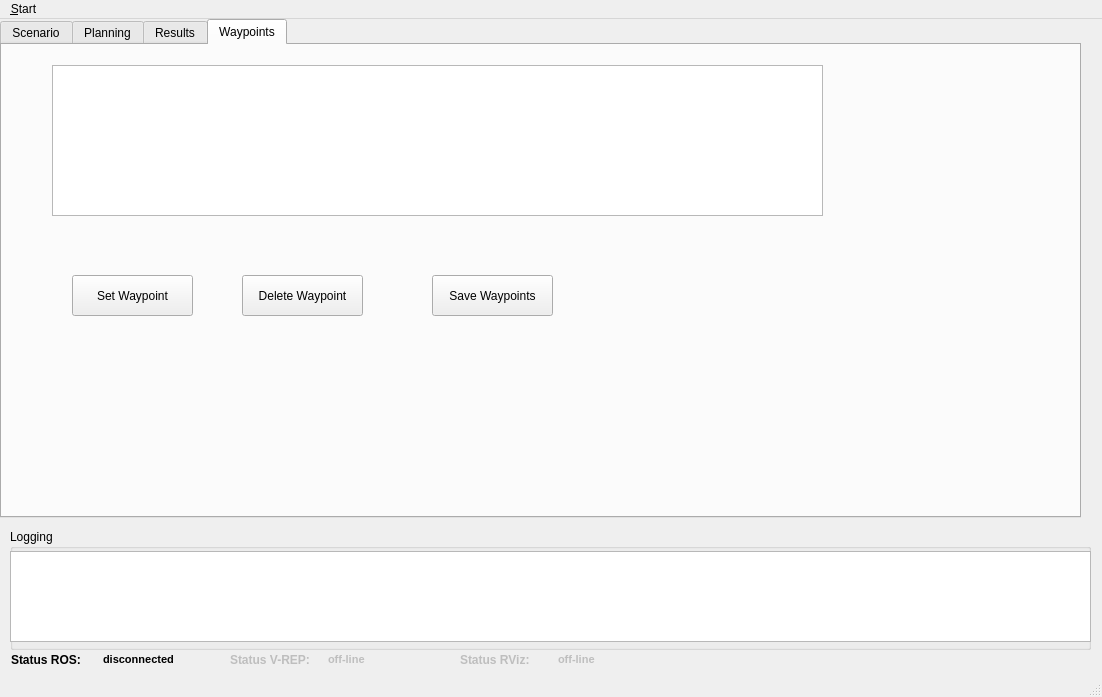
Before: the Qt Designer form ui/main_window.ui in JoaoQPereira/motion_manager, drawn with Qt 5.
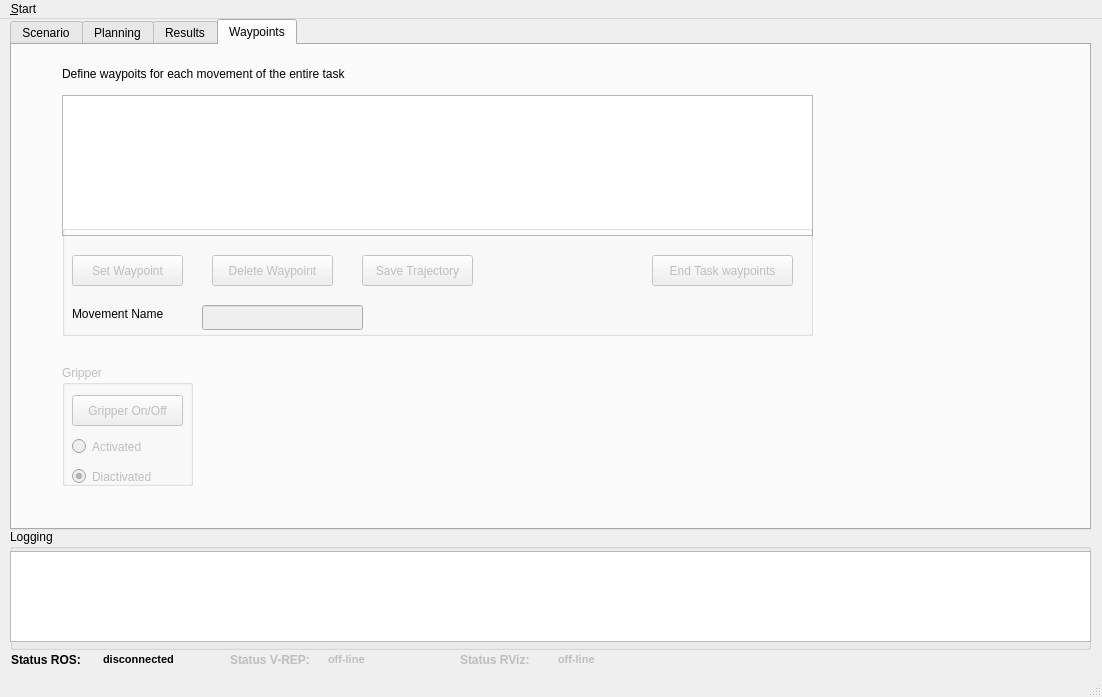
After: the same form once the commit is applied. Icons and pictures are not drawn. Custom widgets are drawn as their Qt base class.

Commit message: define waypoints with the  polyscope platform

What changed in the file:
```diff
--- a/ui/main_window.ui
+++ b/ui/main_window.ui
@@ -210,10 +210,10 @@
     </property>
     <property name="geometry">
      <rect>
-      <x>0</x>
+      <x>10</x>
       <y>0</y>
       <width>1081</width>
-      <height>499</height>
+      <height>511</height>
      </rect>
     </property>
     <property name="currentIndex">
@@ -1628,49 +1628,190 @@
       <property name="geometry">
        <rect>
         <x>50</x>
+        <y>50</y>
+        <width>751</width>
+        <height>141</height>
+       </rect>
+      </property>
+     </widget>
+     <widget class="QGroupBox" name="groupBox_2">
+      <property name="enabled">
+       <bool>false</bool>
+      </property>
+      <property name="geometry">
+       <rect>
+        <x>50</x>
+        <y>320</y>
+        <width>131</width>
+        <height>121</height>
+       </rect>
+      </property>
+      <property name="title">
+       <string>Gripper</string>
+      </property>
+      <widget class="QRadioButton" name="radioButton_Gripper_Activated">
+       <property name="geometry">
+        <rect>
+         <x>10</x>
+         <y>70</y>
+         <width>112</width>
+         <height>23</height>
+        </rect>
+       </property>
+       <property name="text">
+        <string>Activated</string>
+       </property>
+      </widget>
+      <widget class="QRadioButton" name="radioButton_Gripper_Diactivated">
+       <property name="geometry">
+        <rect>
+         <x>10</x>
+         <y>100</y>
+         <width>112</width>
+         <height>23</height>
+        </rect>
+       </property>
+       <property name="text">
+        <string>Diactivated</string>
+       </property>
+       <property name="checked">
+        <bool>true</bool>
+       </property>
+      </widget>
+      <widget class="QPushButton" name="pushButton_Gripper_OnOff">
+       <property name="geometry">
+        <rect>
+         <x>10</x>
+         <y>30</y>
+         <width>111</width>
+         <height>31</height>
+        </rect>
+       </property>
+       <property name="text">
+        <string>Gripper On/Off</string>
+       </property>
+      </widget>
+     </widget>
+     <widget class="QGroupBox" name="groupBox_3">
+      <property name="geometry">
+       <rect>
+        <x>50</x>
+        <y>180</y>
+        <width>751</width>
+        <height>111</height>
+       </rect>
+      </property>
+      <property name="title">
+       <string/>
+      </property>
+      <widget class="QLineEdit" name="qline_edit_MovementName">
+       <property name="enabled">
+        <bool>false</bool>
+       </property>
+       <property name="geometry">
+        <rect>
+         <x>140</x>
+         <y>80</y>
+         <width>161</width>
+         <height>25</height>
+        </rect>
+       </property>
+      </widget>
+      <widget class="QPushButton" name="pushButton_deleteWaypoint">
+       <property name="enabled">
+        <bool>false</bool>
+       </property>
+       <property name="geometry">
+        <rect>
+         <x>150</x>
+         <y>30</y>
+         <width>121</width>
+         <height>31</height>
+        </rect>
+       </property>
+       <property name="text">
+        <string>Delete Waypoint</string>
+       </property>
+      </widget>
+      <widget class="QPushButton" name="pushButton_setWaypoint">
+       <property name="enabled">
+        <bool>false</bool>
+       </property>
+       <property name="geometry">
+        <rect>
+         <x>10</x>
+         <y>30</y>
+         <width>111</width>
+         <height>31</height>
+        </rect>
+       </property>
+       <property name="text">
+        <string>Set Waypoint</string>
+       </property>
+       <property name="checkable">
+        <bool>false</bool>
+       </property>
+       <property name="default">
+        <bool>false</bool>
+       </property>
+      </widget>
+      <widget class="QPushButton" name="pushButton_SaveTrajectory">
+       <property name="enabled">
+        <bool>false</bool>
+       </property>
+       <property name="geometry">
+        <rect>
+         <x>300</x>
+         <y>30</y>
+         <width>111</width>
+         <height>31</height>
+        </rect>
+       </property>
+       <property name="text">
+        <string>Save Trajectory</string>
+       </property>
+      </widget>
+      <widget class="QPushButton" name="pushButton_saveWaypoints">
+       <property name="enabled">
+        <bool>false</bool>
+       </property>
+       <property name="geometry">
+        <rect>
+         <x>590</x>
+         <y>30</y>
+         <width>141</width>
+         <height>31</height>
+        </rect>
+       </property>
+       <property name="text">
+        <string>End Task waypoints</string>
+       </property>
+      </widget>
+      <widget class="QLabel" name="label_4">
+       <property name="geometry">
+        <rect>
+         <x>10</x>
+         <y>80</y>
+         <width>121</width>
+         <height>17</height>
+        </rect>
+       </property>
+       <property name="text">
+        <string>Movement Name</string>
+       </property>
+      </widget>
+     </widget>
+     <widget class="QLabel" name="label_6">
+      <property name="geometry">
+       <rect>
+        <x>50</x>
         <y>20</y>
-        <width>771</width>
-        <height>151</height>
+        <width>391</width>
+        <height>17</height>
        </rect>
       </property>
-     </widget>
-     <widget class="QPushButton" name="pushButton_setWaypoint">
-      <property name="geometry">
-       <rect>
-        <x>70</x>
-        <y>230</y>
-        <width>121</width>
-        <height>41</height>
-       </rect>
-      </property>
       <property name="text">
-       <string>Set Waypoint</string>
-      </property>
-     </widget>
-     <widget class="QPushButton" name="pushButton_deleteWaypoint">
-      <property name="geometry">
-       <rect>
-        <x>240</x>
-        <y>230</y>
-        <width>121</width>
-        <height>41</height>
-       </rect>
-      </property>
-      <property name="text">
-       <string>Delete Waypoint</string>
-      </property>
-     </widget>
-     <widget class="QPushButton" name="pushButton_saveWaypoints">
-      <property name="geometry">
-       <rect>
-        <x>430</x>
-        <y>230</y>
-        <width>121</width>
-        <height>41</height>
-       </rect>
-      </property>
-      <property name="text">
-       <string>Save Waypoints</string>
+       <string>Define waypoits for each movement of the entire task</string>
       </property>
      </widget>
     </widget>
```
Left out of the diff: 23 changed lines with no effect on the pictures. The commit also changes 12 other files.
